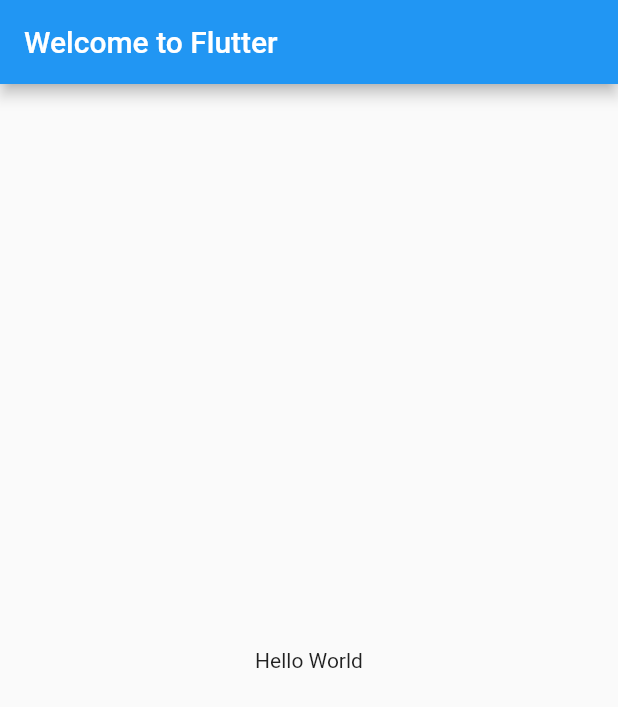
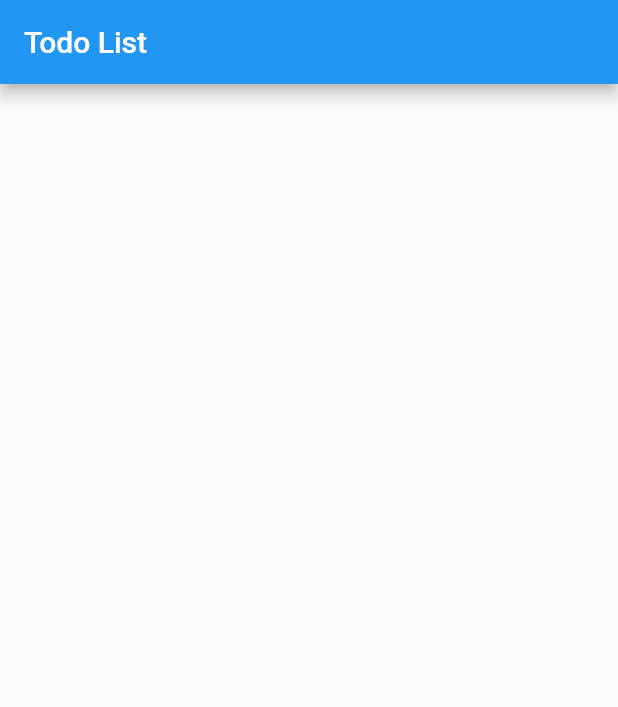
Before and after one commit to Mathitos/demo-flutter-app, a Flutter app: the screen it shows after launch, on a phone screen of 412 x 824 dp. Shown: the top 707 px of the screen. Run offline on Flutter 3.47's test engine with Material 2 defaults, Android fonts, the phone set to English and light mode, and no system bars.

Commit message:
remove tests and change main screen

```diff
--- a/lib/main.dart
+++ b/lib/main.dart
@@ -1,19 +1,16 @@
 import 'package:flutter/material.dart';
 
-void main() => runApp(MyApp());
+void main() => runApp(ToDoList());
 
-class MyApp extends StatelessWidget {
+class ToDoList extends StatelessWidget {
   @override
   Widget build(BuildContext context) {
-    return MaterialApp(
-      title: 'Welcome to Flutter',
-      home: Scaffold(
-        appBar: AppBar(
-          title: Text('Welcome to Flutter'),
-        ),
-        body: Center(
-          child: Text('Hello World'),
-        ),
+    return new MaterialApp(
+      title: 'Todo List',
+      home: new Scaffold(
+          appBar: new AppBar(
+              title: new Text('Todo List')
+          )
       ),
     );
   }
```
Also changed, not shown: 1 other file.
